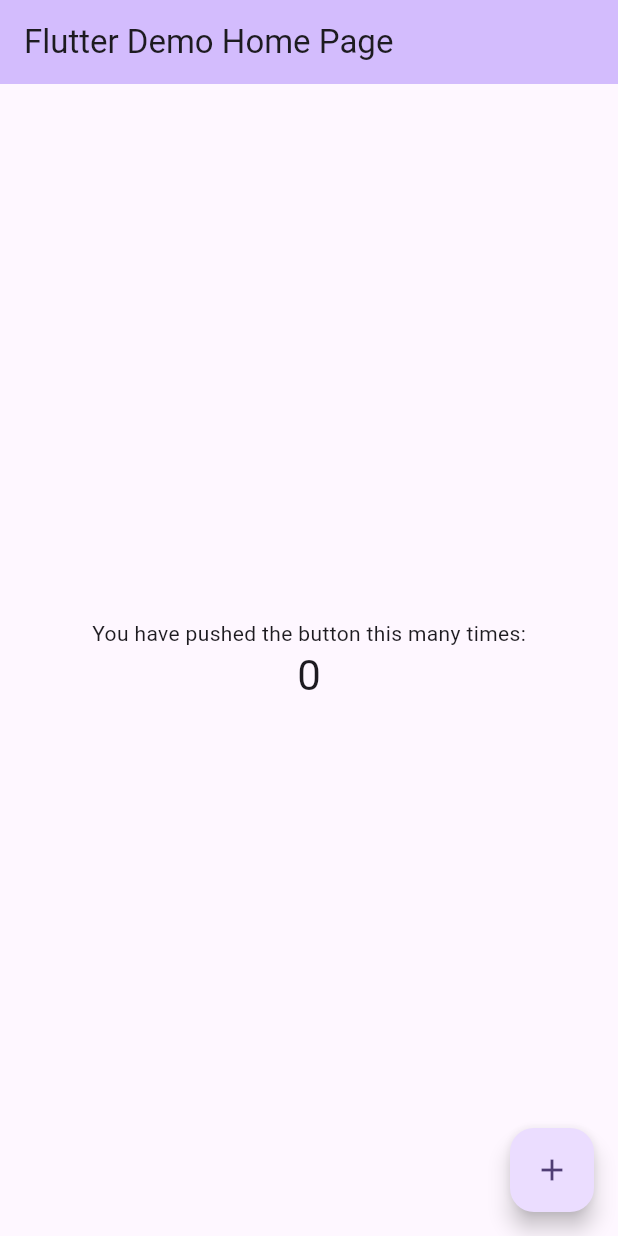
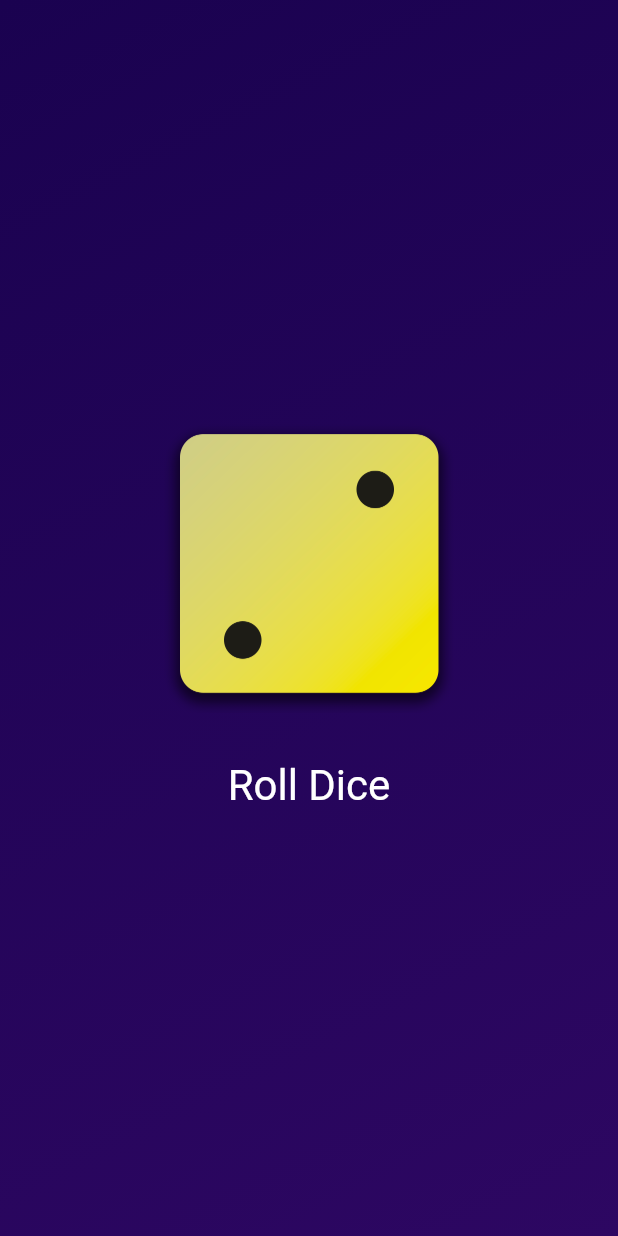
Before and after one commit to Kasikorn-dev/flutter_try, a Flutter app: the screen it shows after launch, on a phone screen of 412 x 824 dp. Run offline on Flutter 3.47's test engine with Material 3 defaults, Android fonts, the phone set to English and light mode, and no system bars.

Commit message:
feat: All features DONE!

```diff
--- /dev/null
+++ b/lib/dice_roller.dart
@@ -0,0 +1,45 @@
+import 'package:flutter/material.dart';
+import 'dart:math';
+
+final randomNum = Random();
+
+class DiceRoller extends StatefulWidget {
+  const DiceRoller({super.key});
+
+  @override
+  State<DiceRoller> createState() {
+    return _DiceRollerState();
+  }
+}
+
+class _DiceRollerState extends State<DiceRoller> {
+  var activeDiceImage = "assets/images/dice-2.png";
+  void rollDice() {
+    var diceRoll = randomNum.nextInt(6) + 1;
+
+    setState(() {
+      activeDiceImage = "assets/images/dice-$diceRoll.png";
+    });
+  }
+
+  @override
+  Widget build(BuildContext context) {
+    return Column(
+      mainAxisAlignment: MainAxisAlignment.center,
+      spacing: 24,
+      children: [
+        Image.asset(
+          activeDiceImage,
+          width: 200,
+        ),
+        TextButton(
+          onPressed: rollDice,
+          style: TextButton.styleFrom(
+              foregroundColor: Colors.white,
+              textStyle: const TextStyle(fontSize: 28)),
+          child: const Text("Roll Dice"),
+        )
+      ],
+    );
+  }
+}
--- /dev/null
+++ b/lib/gradient_container.dart
@@ -0,0 +1,27 @@
+import 'package:first_app/dice_roller.dart';
+import 'package:flutter/material.dart';
+
+const startAlignment = Alignment.topLeft;
+const endAlignment = Alignment.bottomRight;
+
+class GradientContainer extends StatelessWidget {
+  const GradientContainer({
+    super.key,
+    required this.listColors,
+  });
+  final List<Color> listColors;
+
+  @override
+  Widget build(BuildContext context) {
+    return Container(
+      decoration: BoxDecoration(
+        gradient: LinearGradient(
+          begin: startAlignment,
+          end: endAlignment,
+          colors: listColors,
+        ),
+      ),
+      child: Center(child: DiceRoller()),
+    );
+  }
+}
--- a/lib/main.dart
+++ b/lib/main.dart
@@ -1,125 +1,14 @@
+import 'package:first_app/gradient_container.dart';
 import 'package:flutter/material.dart';
 
 void main() {
-  runApp(const MyApp());
+  runApp(const MaterialApp(
+    home: Scaffold(
+        body: GradientContainer(
+      listColors: [
+        Color.fromARGB(255, 26, 2, 80),
+        Color.fromARGB(255, 45, 7, 98)
+      ],
+    )),
+  ));
 }
-
-class MyApp extends StatelessWidget {
-  const MyApp({super.key});
-
-  // This widget is the root of your application.
-  @override
-  Widget build(BuildContext context) {
-    return MaterialApp(
-      title: 'Flutter Demo',
-      theme: ThemeData(
-        // This is the theme of your application.
-        //
-        // TRY THIS: Try running your application with "flutter run". You'll see
-        // the application has a purple toolbar. Then, without quitting the app,
-        // try changing the seedColor in the colorScheme below to Colors.green
-        // and then invoke "hot reload" (save your changes or press the "hot
-        // reload" button in a Flutter-supported IDE, or press "r" if you used
-        // the command line to start the app).
-        //
-        // Notice that the counter didn't reset back to zero; the application
-        // state is not lost during the reload. To reset the state, use hot
-        // restart instead.
-        //
-        // This works for code too, not just values: Most code changes can be
-        // tested with just a hot reload.
-        colorScheme: ColorScheme.fromSeed(seedColor: Colors.deepPurple),
-        useMaterial3: true,
-      ),
-      home: const MyHomePage(title: 'Flutter Demo Home Page'),
-    );
-  }
-}
-
-class MyHomePage extends StatefulWidget {
-  const MyHomePage({super.key, required this.title});
-
-  // This widget is the home page of your application. It is stateful, meaning
-  // that it has a State object (defined below) that contains fields that affect
-  // how it looks.
-
-  // This class is the configuration for the state. It holds the values (in this
-  // case the title) provided by the parent (in this case the App widget) and
-  // used by the build method of the State. Fields in a Widget subclass are
-  // always marked "final".
-
-  final String title;
-
-  @override
-  State<MyHomePage> createState() => _MyHomePageState();
-}
-
-class _MyHomePageState extends State<MyHomePage> {
-  int _counter = 0;
-
-  void _incrementCounter() {
-    setState(() {
-      // This call to setState tells the Flutter framework that something has
-      // changed in this State, which causes it to rerun the build method below
-      // so that the display can reflect the updated values. If we changed
-      // _counter without calling setState(), then the build method would not be
-      // called again, and so nothing would appear to happen.
-      _counter++;
-    });
-  }
-
-  @override
-  Widget build(BuildContext context) {
-    // This method is rerun every time setState is called, for instance as done
-    // by the _incrementCounter method above.
-    //
-    // The Flutter framework has been optimized to make rerunning build methods
-    // fast, so that you can just rebuild anything that needs updating rather
-    // than having to individually change instances of widgets.
-    return Scaffold(
-      appBar: AppBar(
-        // TRY THIS: Try changing the color here to a specific color (to
-        // Colors.amber, perhaps?) and trigger a hot reload to see the AppBar
-        // change color while the other colors stay the same.
-        backgroundColor: Theme.of(context).colorScheme.inversePrimary,
-        // Here we take the value from the MyHomePage object that was created by
-        // the App.build method, and use it to set our appbar title.
-        title: Text(widget.title),
-      ),
-      body: Center(
-        // Center is a layout widget. It takes a single child and positions it
-        // in the middle of the parent.
-        child: Column(
-          // Column is also a layout widget. It takes a list of children and
-          // arranges them vertically. By default, it sizes itself to fit its
-          // children horizontally, and tries to be as tall as its parent.
-          //
-          // Column has various properties to control how it sizes itself and
-          // how it positions its children. Here we use mainAxisAlignment to
-          // center the children vertically; the main axis here is the vertical
-          // axis because Columns are vertical (the cross axis would be
-          // horizontal).
-          //
-          // TRY THIS: Invoke "debug painting" (choose the "Toggle Debug Paint"
-          // action in the IDE, or press "p" in the console), to see the
-          // wireframe for each widget.
-          mainAxisAlignment: MainAxisAlignment.center,
-          children: <Widget>[
-            const Text(
-              'You have pushed the button this many times:',
-            ),
-            Text(
-              '$_counter',
-              style: Theme.of(context).textTheme.headlineMedium,
-            ),
-          ],
-        ),
-      ),
-      floatingActionButton: FloatingActionButton(
-        onPressed: _incrementCounter,
-        tooltip: 'Increment',
-        child: const Icon(Icons.add),
-      ), // This trailing comma makes auto-formatting nicer for build methods.
-    );
-  }
-}
--- /dev/null
+++ b/lib/styled_text.dart
@@ -0,0 +1,15 @@
+import 'package:flutter/material.dart';
+
+class StyledText extends StatelessWidget {
+  const StyledText(this.text, {super.key});
+
+  final String text;
+
+  @override
+  Widget build(BuildContext context) {
+    return Text(
+      text,
+      style: const TextStyle(color: Colors.white, fontSize: 28),
+    );
+  }
+}
```
Also changed, not shown: pubspec.yaml (+8 -5 lines), assets/images/dice-1.png (added), assets/images/dice-2.png (added), assets/images/dice-3.png (added), assets/images/dice-4.png (added), assets/images/dice-5.png (added), assets/images/dice-6.png (added), pubspec.lock.
